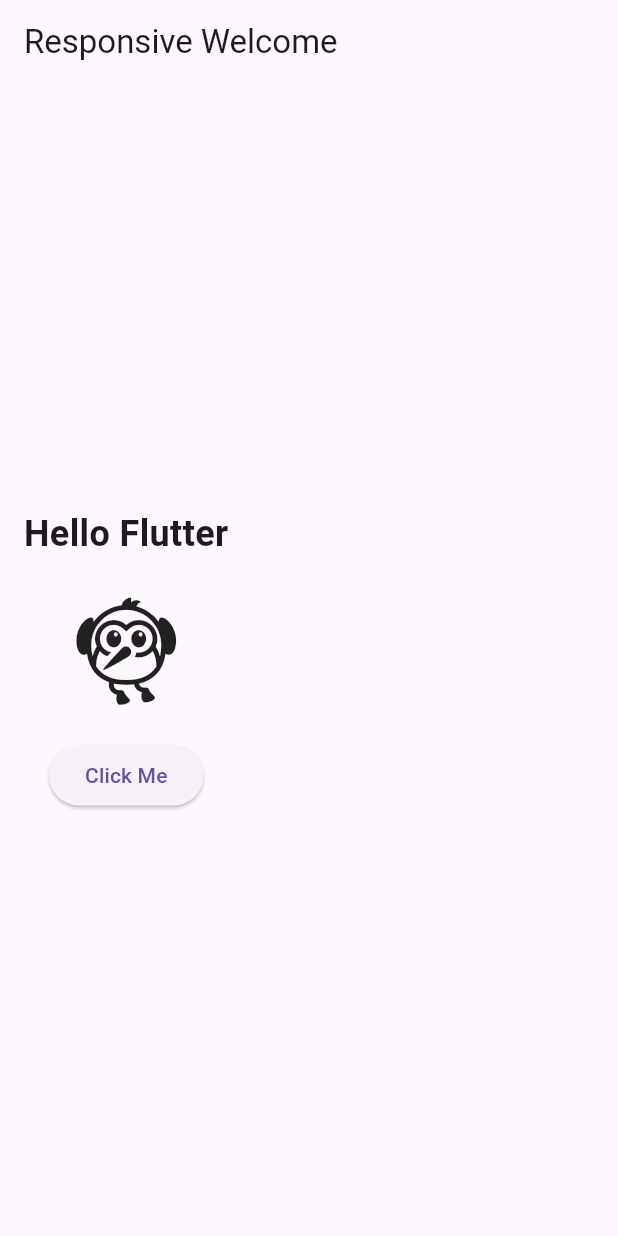
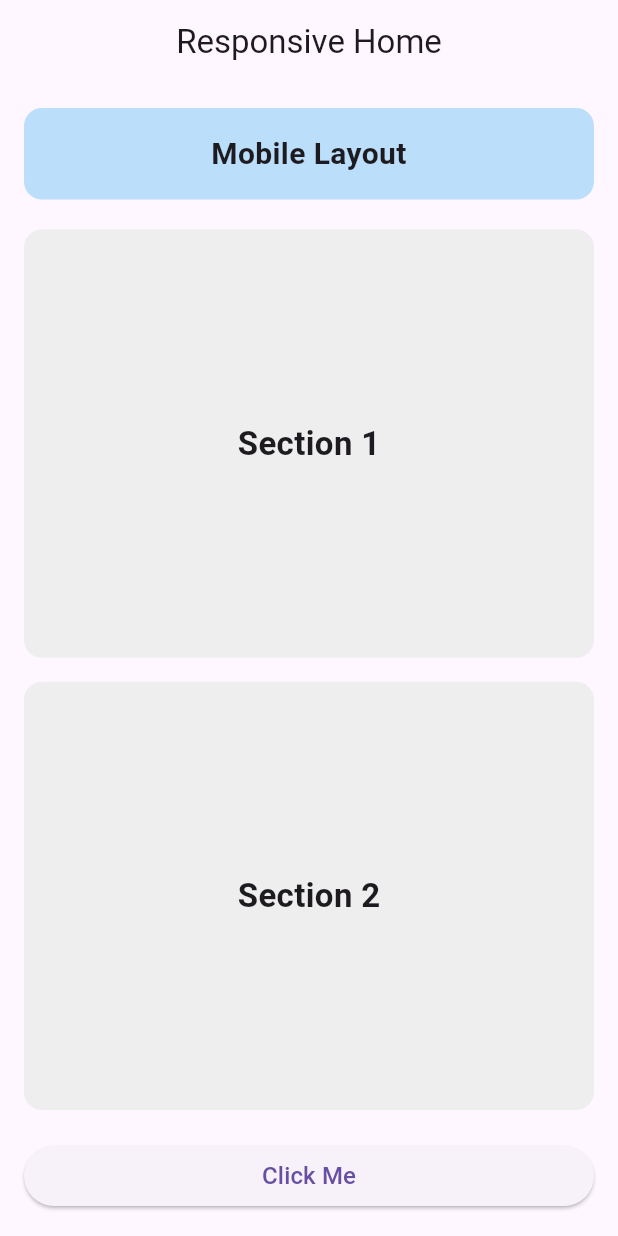
Before and after one commit to kalviumcommunity/S86-0126-Ignite-Building-Smart-Mobile-Experiences-with-Flutter-And-Firebase-Playon, a Flutter app: the screen it shows after launch, on a phone screen of 412 x 824 dp. Run offline on Flutter 3.47's test engine with Material 3 defaults, Android fonts, the phone set to English and light mode, and no system bars.

Commit message:
Building-Responsive-Mobile-Interfaces

```diff
--- a/s86_0126_flutter_basics/lib/main.dart
+++ b/s86_0126_flutter_basics/lib/main.dart
@@ -1,4 +1,5 @@
 import 'package:flutter/material.dart';
+import 'screens/responsive_home.dart';
 
 void main() {
   runApp(const MyApp());
@@ -11,93 +12,7 @@
   Widget build(BuildContext context) {
     return const MaterialApp(
       debugShowCheckedModeBanner: false,
-      home: ResponsiveWelcomeScreen(),
+      home: ResponsiveHome(),
     );
   }
 }
-
-class ResponsiveWelcomeScreen extends StatefulWidget {
-  const ResponsiveWelcomeScreen({super.key});
-
-  @override
-  State<ResponsiveWelcomeScreen> createState() =>
-      _ResponsiveWelcomeScreenState();
-}
-
-class _ResponsiveWelcomeScreenState extends State<ResponsiveWelcomeScreen> {
-  bool clicked = false;
-
-  void toggleText() {
-    setState(() {
-      clicked = !clicked;
-    });
-  }
-
-  @override
-  Widget build(BuildContext context) {
-    final double screenWidth = MediaQuery.of(context).size.width;
-    final bool isTablet = screenWidth > 600;
-
-    return Scaffold(
-      appBar: AppBar(
-        title: const Text('Responsive Welcome'),
-      ),
-      body: Padding(
-        padding: EdgeInsets.all(isTablet ? 24 : 16),
-        child: isTablet ? tabletLayout() : mobileLayout(),
-      ),
-    );
-  }
-
-  /// Layout for mobile screens
-  Widget mobileLayout() {
-    return Column(
-      mainAxisAlignment: MainAxisAlignment.center,
-      children: [
-        welcomeText(),
-        const SizedBox(height: 20),
-        const Icon(Icons.flutter_dash, size: 80),
-        const SizedBox(height: 20),
-        actionButton(),
-      ],
-    );
-  }
-
-  /// Layout for larger screens / tablets
-  Widget tabletLayout() {
-    return Row(
-      mainAxisAlignment: MainAxisAlignment.center,
-      children: [
-        Expanded(
-          child: const Icon(Icons.flutter_dash, size: 120),
-        ),
-        const SizedBox(width: 40),
-        Expanded(
-          child: Column(
-            mainAxisAlignment: MainAxisAlignment.center,
-            children: [
-              welcomeText(),
-              const SizedBox(height: 20),
-              actionButton(),
-            ],
-          ),
-        ),
-      ],
-    );
-  }
-
-  Widget welcomeText() {
-    return Text(
-      clicked ? 'Button Clicked!' : 'Hello Flutter',
-      style: const TextStyle(fontSize: 24, fontWeight: FontWeight.bold),
-      textAlign: TextAlign.center,
-    );
-  }
-
-  Widget actionButton() {
-    return ElevatedButton(
-      onPressed: toggleText,
-      child: const Text('Click Me'),
-    );
-  }
-}
--- /dev/null
+++ b/s86_0126_flutter_basics/lib/screens/responsive_home.dart
@@ -0,0 +1,122 @@
+import 'package:flutter/material.dart';
+
+class ResponsiveHome extends StatefulWidget {
+  const ResponsiveHome({Key? key}) : super(key: key);
+
+  @override
+  State<ResponsiveHome> createState() => _ResponsiveHomeState();
+}
+
+class _ResponsiveHomeState extends State<ResponsiveHome> {
+  bool isClicked = false;
+
+  @override
+  Widget build(BuildContext context) {
+    // MediaQuery to get screen size
+    final double screenWidth = MediaQuery.of(context).size.width;
+    final double screenHeight = MediaQuery.of(context).size.height;
+
+    // Check if device is tablet
+    final bool isTablet = screenWidth > 600;
+
+    return Scaffold(
+      appBar: AppBar(
+        title: const Text('Responsive Home'),
+        centerTitle: true,
+      ),
+      body: Padding(
+        padding: EdgeInsets.all(isTablet ? 24 : 16),
+        child: Column(
+          children: [
+            // Header Section
+            Container(
+              width: double.infinity,
+              padding: const EdgeInsets.all(16),
+              decoration: BoxDecoration(
+                color: Colors.blue.shade100,
+                borderRadius: BorderRadius.circular(12),
+              ),
+              child: Text(
+                isTablet ? 'Tablet Layout' : 'Mobile Layout',
+                textAlign: TextAlign.center,
+                style: TextStyle(
+                  fontSize: isTablet ? 28 : 20,
+                  fontWeight: FontWeight.bold,
+                ),
+              ),
+            ),
+
+            const SizedBox(height: 20),
+
+            // Main Content Section
+            Expanded(
+              child: LayoutBuilder(
+                builder: (context, constraints) {
+                  // Tablet: two-column layout
+                  if (isTablet) {
+                    return Row(
+                      children: [
+                        Expanded(child: buildCard('Section 1')),
+                        const SizedBox(width: 16),
+                        Expanded(child: buildCard('Section 2')),
+                      ],
+                    );
+                  }
+
+                  // Mobile: single-column layout
+                  return Column(
+                    children: [
+                      Expanded(child: buildCard('Section 1')),
+                      const SizedBox(height: 16),
+                      Expanded(child: buildCard('Section 2')),
+                    ],
+                  );
+                },
+              ),
+            ),
+
+            const SizedBox(height: 20),
+
+            // Footer / Button Section
+            SizedBox(
+              width: double.infinity,
+              child: ElevatedButton(
+                onPressed: () {
+                  setState(() {
+                    isClicked = !isClicked;
+                  });
+                },
+                child: Text(
+                  isClicked ? 'Clicked' : 'Click Me',
+                  style: const TextStyle(fontSize: 16),
+                ),
+              ),
+            ),
+          ],
+        ),
+      ),
+    );
+  }
+
+  // Reusable Card Widget
+  Widget buildCard(String title) {
+    return Container(
+      padding: const EdgeInsets.all(16),
+      decoration: BoxDecoration(
+        color: Colors.grey.shade200,
+        borderRadius: BorderRadius.circular(12),
+      ),
+      child: Center(
+        child: FittedBox(
+          child: Text(
+            title,
+            style: const TextStyle(
+              fontSize: 22,
+              fontWeight: FontWeight.w600,
+            ),
+          ),
+        ),
+      ),
+    );
+  }
+}
```
Also changed, not shown: 1 other file.
